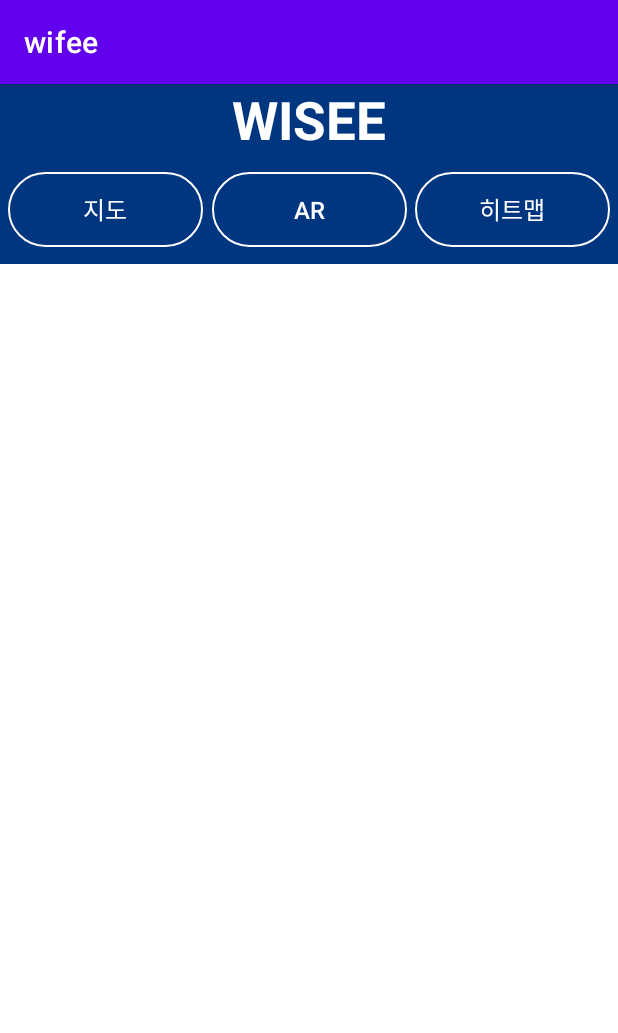
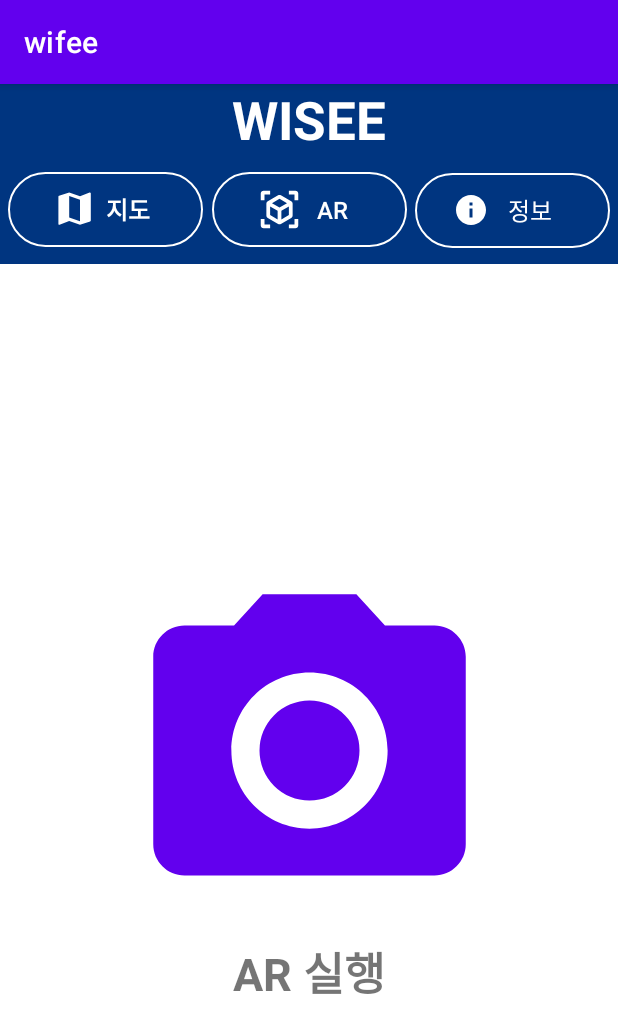
Before and after one commit to 99andrew99/wisee, an Android app: the screen it shows after launch (MainActivity), on a phone screen of 412 x 824 dp. Shown: the top 1033 px of the screen. Run offline under Robolectric (Android 15) with nearby library versions, the phone set to English and light mode, and no system bars.

Commit message:
레이아웃 일부 추가

```diff
--- a/app/src/main/java/com/example/wifee/MainActivity.java
+++ b/app/src/main/java/com/example/wifee/MainActivity.java
@@ -9,6 +9,6 @@
     @Override
     protected void onCreate(Bundle savedInstanceState) {
         super.onCreate(savedInstanceState);
-        setContentView(R.layout.activity_main);
+        setContentView(R.layout.activity_main_backup);
     }
 }
--- /dev/null
+++ b/app/src/main/res/drawable/camera_icon.xml
@@ -0,0 +1,6 @@
+<vector android:height="24dp" android:tint="#003580"
+    android:viewportHeight="24" android:viewportWidth="24"
+    android:width="24dp" xmlns:android="http://schemas.android.com/apk/res/android">
+    <path android:fillColor="@android:color/white" android:pathData="M12,12m-3.2,0a3.2,3.2 0,1 1,6.4 0a3.2,3.2 0,1 1,-6.4 0"/>
+    <path android:fillColor="@android:color/white" android:pathData="M9,2L7.17,4L4,4c-1.1,0 -2,0.9 -2,2v12c0,1.1 0.9,2 2,2h16c1.1,0 2,-0.9 2,-2L22,6c0,-1.1 -0.9,-2 -2,-2h-3.17L15,2L9,2zM12,17c-2.76,0 -5,-2.24 -5,-5s2.24,-5 5,-5 5,2.24 5,5 -2.24,5 -5,5z"/>
+</vector>
--- /dev/null
+++ b/app/src/main/res/drawable/detail_icon.xml
@@ -0,0 +1,5 @@
+<vector android:height="24dp" android:tint="#FFFFFF"
+    android:viewportHeight="24" android:viewportWidth="24"
+    android:width="24dp" xmlns:android="http://schemas.android.com/apk/res/android">
+    <path android:fillColor="@android:color/white" android:pathData="M12,2C6.48,2 2,6.48 2,12s4.48,10 10,10 10,-4.48 10,-10S17.52,2 12,2zM13,17h-2v-6h2v6zM13,9h-2L11,7h2v2z"/>
+</vector>
--- /dev/null
+++ b/app/src/main/res/layout/activity_main_backup.xml
@@ -0,0 +1,129 @@
+<?xml version="1.0" encoding="utf-8"?>
+<androidx.constraintlayout.widget.ConstraintLayout xmlns:android="http://schemas.android.com/apk/res/android"
+    xmlns:app="http://schemas.android.com/apk/res-auto"
+    xmlns:tools="http://schemas.android.com/tools"
+    android:layout_width="match_parent"
+    android:layout_height="match_parent"
+    tools:context=".MainActivity">
+
+    <androidx.constraintlayout.widget.ConstraintLayout
+        android:layout_width="match_parent"
+        android:layout_height="120dp"
+        android:background="#003580"
+        app:layout_constraintTop_toTopOf="parent"
+        app:layout_constraintStart_toStartOf="parent"
+        app:layout_constraintEnd_toEndOf="parent"
+        android:id="@+id/header"
+        >
+
+        <TextView
+            android:id="@+id/wisee"
+            android:layout_width="match_parent"
+            android:layout_height="wrap_content"
+            android:text="WISEE"
+            android:textColor="@color/white"
+            android:textSize="35dp"
+            android:textAlignment="center"
+            android:textStyle="bold"
+            app:layout_constraintStart_toStartOf="parent"
+            app:layout_constraintTop_toTopOf="parent"
+            app:layout_constraintEnd_toEndOf="parent"
+
+            >
+        </TextView>
+
+        <androidx.appcompat.widget.AppCompatButton
+            android:id="@+id/mapButton"
+            android:layout_width="130dp"
+            android:layout_height="50dp"
+            android:contentDescription="지도 이동"
+            android:text="지도"
+            android:paddingStart="30dp"
+            android:textSize="16sp"
+            android:textColor="@color/white"
+            android:background="@drawable/button_round"
+            android:drawableLeft="@drawable/map_icon"
+            android:drawablePadding="-30dp"
+            android:textStyle="bold"
+            app:layout_constraintTop_toBottomOf="@id/wisee"
+            app:layout_constraintBottom_toBottomOf="parent"
+            app:layout_constraintEnd_toStartOf="@id/arButton"
+            app:layout_constraintStart_toStartOf="parent"/>
+
+        <androidx.appcompat.widget.AppCompatButton
+            android:id="@+id/arButton"
+            android:layout_width="130dp"
+            android:layout_height="50dp"
+            android:contentDescription="ar 이동"
+            android:text="AR"
+            android:textColor="@color/white"
+            android:textSize="16sp"
+            android:paddingStart="30dp"
+            android:drawablePadding="-30dp"
+            android:drawableLeft="@drawable/ar_icon"
+            android:background="@drawable/button_round"
+            app:layout_constraintTop_toBottomOf="@id/wisee"
+            app:layout_constraintBottom_toBottomOf="parent"
+            app:layout_constraintEnd_toStartOf="@id/heatmapButton"
+            app:layout_constraintStart_toEndOf="@id/mapButton" />
+
+        <androidx.appcompat.widget.AppCompatButton
+            android:id="@+id/heatmapButton"
+            android:layout_width="130dp"
+            android:layout_height="50dp"
+            android:background="@drawable/button_round"
+            android:contentDescription="히트맵 이동"
+            android:drawableLeft="@drawable/detail_icon"
+            android:drawablePadding="-25dp"
+            android:paddingStart="25dp"
+            android:text="정보"
+            android:textColor="@color/white"
+            android:textSize="16sp"
+            app:layout_constraintBottom_toBottomOf="parent"
+            app:layout_constraintEnd_toEndOf="parent"
+            app:layout_constraintStart_toEndOf="@id/arButton"
+            app:layout_constraintTop_toBottomOf="@id/wisee"
+            app:layout_constraintVertical_bias="0.521" />
+
+
+    </androidx.constraintlayout.widget.ConstraintLayout>
+
+
+    <androidx.constraintlayout.widget.ConstraintLayout
+        android:id="@+id/mainContents"
+        android:layout_width="match_parent"
+        android:layout_height="0dp"
+        app:layout_constraintBottom_toBottomOf="parent"
+        app:layout_constraintEnd_toEndOf="parent"
+        app:layout_constraintHorizontal_bias="0.0"
+        app:layout_constraintStart_toStartOf="parent"
+        app:layout_constraintTop_toBottomOf="@+id/header"
+        app:layout_constraintVertical_bias="0.0">
+
+
+    </androidx.constraintlayout.widget.ConstraintLayout>
+
+    <Button
+        android:id="@+id/cameraBtn"
+        android:layout_width="250dp"
+        android:layout_height="250dp"
+        android:background="@drawable/camera_icon"
+        android:backgroundTint="#003580"
+        app:layout_constraintBottom_toBottomOf="parent"
+        app:layout_constraintEnd_toEndOf="parent"
+        app:layout_constraintStart_toStartOf="parent"
+        app:layout_constraintTop_toBottomOf="@id/header" />
+
+    <TextView
+        android:layout_width="wrap_content"
+        android:layout_height="wrap_content"
+        android:text="AR 실행"
+        app:layout_constraintTop_toBottomOf="@id/cameraBtn"
+        app:layout_constraintStart_toStartOf="parent"
+        app:layout_constraintEnd_toEndOf="parent"
+        android:textSize="30sp"
+        android:textStyle="bold"
+        />
+
+
+</androidx.constraintlayout.widget.ConstraintLayout>
```
Also changed, not shown: app/src/main/res/drawable/ar_text_container.xml (added, +8 -0 lines), app/src/main/res/drawable/rounded_button.xml (added, +8 -0 lines), app/src/main/res/layout/activity_main.xml (+56 -83 lines), app/src/main/res/layout/ar_main.xml (added, +105 -0 lines), app/src/main/res/layout/ar_wifi_recommend.xml (added, +25 -0 lines), app/src/main/res/drawable/ar_button_img.png (added), app/src/main/res/drawable/map_button_img.png (added).
